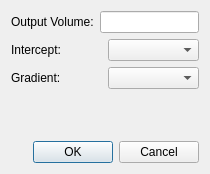
Above: ProzessUI/fluidfactorvolumedialog.ui from fsoos74/su before the change. Below: the same form after it.
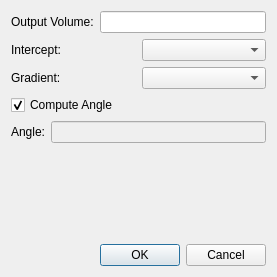
That is the form after the change. Icons and pictures are not drawn.

Commit message: fixed wrong angle computation added option to set crossplot angle by user

```diff
--- a/ProzessUI/fluidfactorvolumedialog.ui
+++ b/ProzessUI/fluidfactorvolumedialog.ui
@@ -6,8 +6,8 @@
    <rect>
     <x>0</x>
     <y>0</y>
-    <width>210</width>
-    <height>174</height>
+    <width>277</width>
+    <height>277</height>
    </rect>
   </property>
   <property name="windowTitle">
@@ -56,6 +56,37 @@
      </item>
     </layout>
    </item>
+   <item>
+    <layout class="QGridLayout" name="gridLayout_2">
+     <item row="0" column="0" colspan="2">
+      <widget class="QCheckBox" name="cbComputeAngle">
+       <property name="text">
+        <string>Compute Angle</string>
+       </property>
+       <property name="checked">
+        <bool>true</bool>
+       </property>
+      </widget>
+     </item>
+     <item row="1" column="0">
+      <widget class="QLabel" name="label_4">
+       <property name="text">
+        <string>Angle:</string>
+       </property>
+      </widget>
+     </item>
+     <item row="1" column="1">
+      <widget class="QLineEdit" name="leAngle">
+       <property name="enabled">
+        <bool>false</bool>
+       </property>
+       <property name="text">
+        <string/>
+       </property>
+      </widget>
+     </item>
+    </layout>
+   </item>
    <item>
     <spacer name="verticalSpacer">
      <property name="orientation">
```
Left out of the diff: 16 changed lines with no effect on the pictures. The commit also changes 3 other files.
